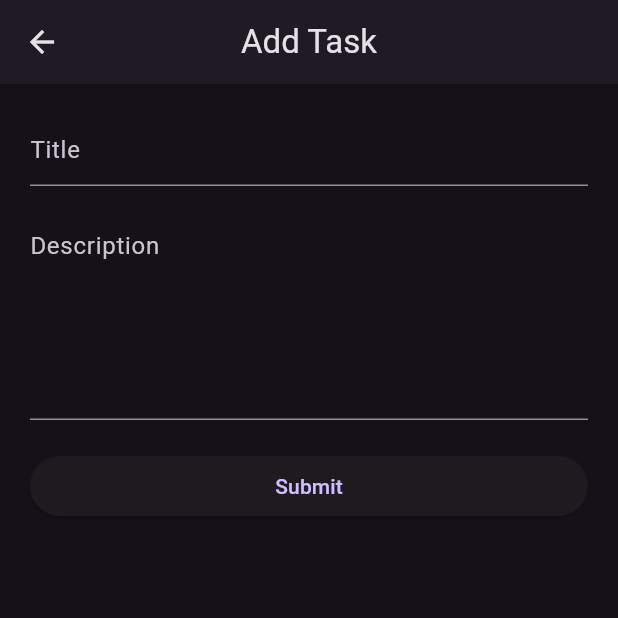
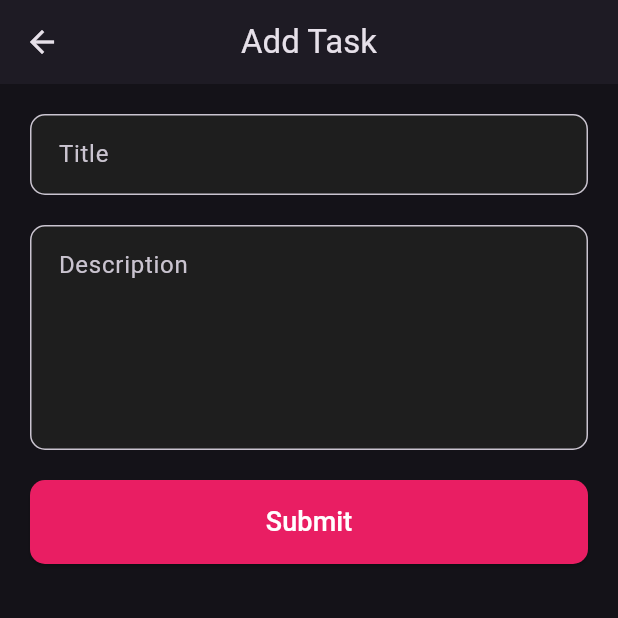
Before and after one commit to zaidahmedkhan/Task_Master, a Flutter app: the screen it shows after launch, after a tap on "Add Task", on a phone screen of 412 x 824 dp, the top half of it. Run offline on Flutter 3.47's test engine with Material 3 defaults, Android fonts, the phone set to English and light mode, and no system bars; network calls fail.

Commit message:
final changes

```diff
--- a/task_master/lib/main.dart
+++ b/task_master/lib/main.dart
@@ -10,10 +10,28 @@
 
   @override
   Widget build(BuildContext context) {
-    return   MaterialApp(
+    return MaterialApp(
       theme: ThemeData.dark(),
+      // theme: ThemeData(
+      //   primarySwatch: Colors.blue, // Choose a color scheme
+      //   scaffoldBackgroundColor: Colors.grey[100], // Soft background
+      //   appBarTheme: AppBarTheme(
+      //     backgroundColor: Colors.blueAccent,
+      //     centerTitle: true,
+      //     titleTextStyle: TextStyle(
+      //       color: Colors.white,
+      //       fontWeight: FontWeight.bold,
+      //       fontSize: 20,
+      //     ),
+      //   ),
+      //   floatingActionButtonTheme: FloatingActionButtonThemeData(
+      //     backgroundColor: Colors.blueAccent,
+      //     foregroundColor: Colors.white,
+      //   ),
+      // ),
+
       debugShowCheckedModeBanner: false,
-      home: TodoListPage(),
+      home: const TodoListPage(),
     );
   }
 }
--- a/task_master/lib/screens/add_page.dart
+++ b/task_master/lib/screens/add_page.dart
@@ -39,19 +39,35 @@ class _AddTaskPageState extends State<AddTaskPage> {
         title: Text(isEdit ? "Edit Task" : "Add Task"),
       ),
       body: ListView(
-        padding: const EdgeInsets.all(20),
+        padding: EdgeInsets.all(20),
         children: [
           TextField(
             controller: titleController,
-            decoration: const InputDecoration(hintText: "Title"),
+            decoration: InputDecoration(
+              hintText: "Title",
+              border: OutlineInputBorder(
+                borderRadius: BorderRadius.circular(10),
+                borderSide: BorderSide(color: Colors.blueAccent),
+              ),
+              filled: true,
+              fillColor: Color(0xFF1E1E1E),
+              contentPadding: EdgeInsets.all(15),
+            ),
           ),
           const SizedBox(
             height: 20,
           ),
           TextField(
             controller: descriptionController,
-            decoration: const InputDecoration(
+            decoration: InputDecoration(
               hintText: "Description",
+              border: OutlineInputBorder(
+                borderRadius: BorderRadius.circular(10),
+                borderSide: BorderSide(color: Colors.blueAccent),
+              ),
+              filled: true,
+              fillColor: Color(0xFF1E1E1E),
+              contentPadding: EdgeInsets.all(15),
             ),
             keyboardType: TextInputType.multiline,
             minLines: 5,
@@ -61,8 +77,19 @@ class _AddTaskPageState extends State<AddTaskPage> {
             height: 20,
           ),
           ElevatedButton(
-              onPressed: isEdit ? updateData : submitData,
-              child: Text(isEdit ? "Update" : "Submit"))
+            onPressed: isEdit ? updateData : submitData,
+            style: ElevatedButton.styleFrom(
+              padding: const EdgeInsets.symmetric(horizontal: 50, vertical: 15),
+              backgroundColor: Color(0xFFE91E63),
+              shape: RoundedRectangleBorder(
+                borderRadius: BorderRadius.circular(10),
+              ),
+            ),
+            child: Text(
+              isEdit ? "Update" : "Submit",
+              style: TextStyle(fontSize: 18, color: Colors.white),
+            ),
+          )
         ],
       ),
     );
--- a/task_master/lib/screens/todo_list.dart
+++ b/task_master/lib/screens/todo_list.dart
@@ -30,7 +30,9 @@ class _TodoListPageState extends State<TodoListPage> {
       ),
       floatingActionButton: FloatingActionButton.extended(
         onPressed: navigateToAddPage,
-        label: CircleAvatar(child: Text("Add Task")),
+        label: Text("Add Task"),
+        backgroundColor: Color(0xFFE91E63),
+        icon: const Icon(Icons.add),
       ),
       body: Visibility(
         visible: isLoading,
@@ -54,10 +56,34 @@ class _TodoListPageState extends State<TodoListPage> {
                   final item = items[index] as Map;
                   final id = item['_id'] as String;
                   return Card(
+                    shape: RoundedRectangleBorder(
+                      borderRadius: BorderRadius.circular(15.0),
+                    ),
+                    elevation: 5,
+                    margin:
+                        const EdgeInsets.symmetric(vertical: 10, horizontal: 5),
                     child: ListTile(
-                      leading: Text("${index + 1}"),
-                      title: Text(item['title']),
-                      subtitle: Text(item['description']),
+                      leading: CircleAvatar(
+                          backgroundColor: Color(0xFFE91E63),
+                          child: Text(
+                            "${index + 1}",
+                            style: TextStyle(color: Colors.white),
+                          )),
+                      title: Text(
+                        item['title'],
+                        style: TextStyle(
+                          fontWeight: FontWeight.bold,
+                          fontSize: 16,
+                          color: Colors.white,
+                        ),
+                      ),
+                      subtitle: Text(
+                        item['description'],
+                        style: TextStyle(
+                          color: Colors.white,
+                          fontSize: 14,
+                        ),
+                      ),
                       trailing: PopupMenuButton(
                         onSelected: (value) {
                           if (value == "edit") {
@@ -89,8 +115,17 @@ class _TodoListPageState extends State<TodoListPage> {
   }
 
   Future<void> navigateToAddPage() async {
-    final route = MaterialPageRoute(
-      builder: (context) => AddTaskPage(),
+    final route = PageRouteBuilder(
+      pageBuilder: (context, animation, secondaryAnimation) => AddTaskPage(),
+      transitionsBuilder: (context, animation, secondaryAnimation, child) {
+        var tween = Tween(begin: 0.0, end: 1.0);
+        var fadeAnimation = animation.drive(tween);
+
+        return FadeTransition(
+          opacity: fadeAnimation,
+          child: child,
+        );
+      },
     );
     await Navigator.push(context, route);
     setState(() {
@@ -100,8 +135,18 @@ class _TodoListPageState extends State<TodoListPage> {
   }
 
   Future<void> navigateToEditPage(Map item) async {
-    final route = MaterialPageRoute(
-      builder: (context) => AddTaskPage(todo: item),
+    final route = PageRouteBuilder(
+      pageBuilder: (context, animation, secondaryAnimation) =>
+          AddTaskPage(todo: item),
+      transitionsBuilder: (context, animation, secondaryAnimation, child) {
+        var tween = Tween(begin: 0.0, end: 1.0);
+        var fadeAnimation = animation.drive(tween);
+
+        return FadeTransition(
+          opacity: fadeAnimation,
+          child: child,
+        );
+      },
     );
     await Navigator.push(context, route);
 
```
Also changed, not shown: task_master/lib/utils/snackbar_helpers.dart (+7 -1 lines).
